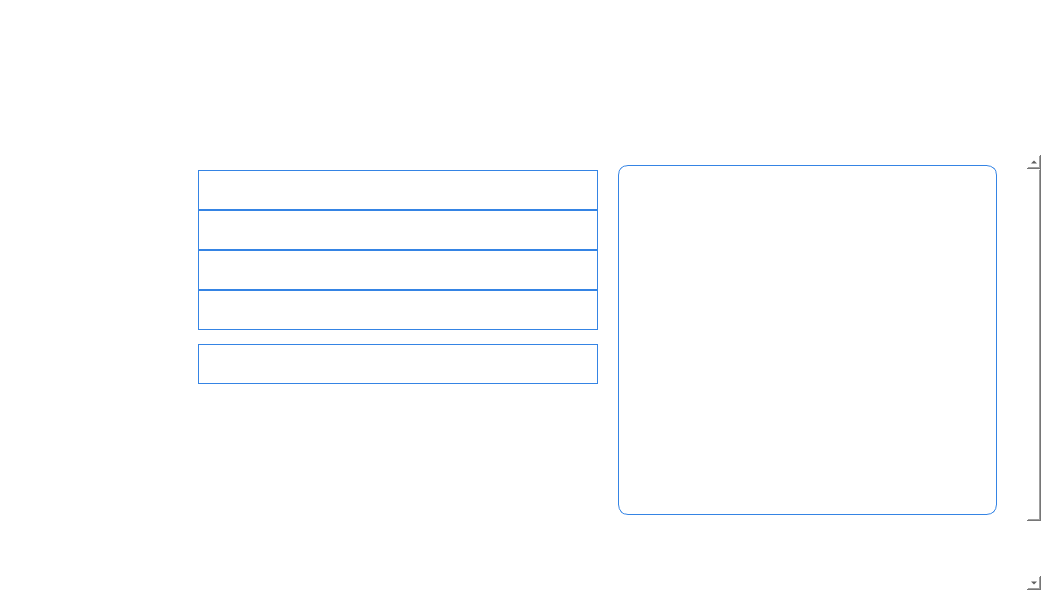
This is forms/Page_6.ui in apollo-k22/FaceAI-Product as Qt 5 draws it before an edit. The edited form follows.
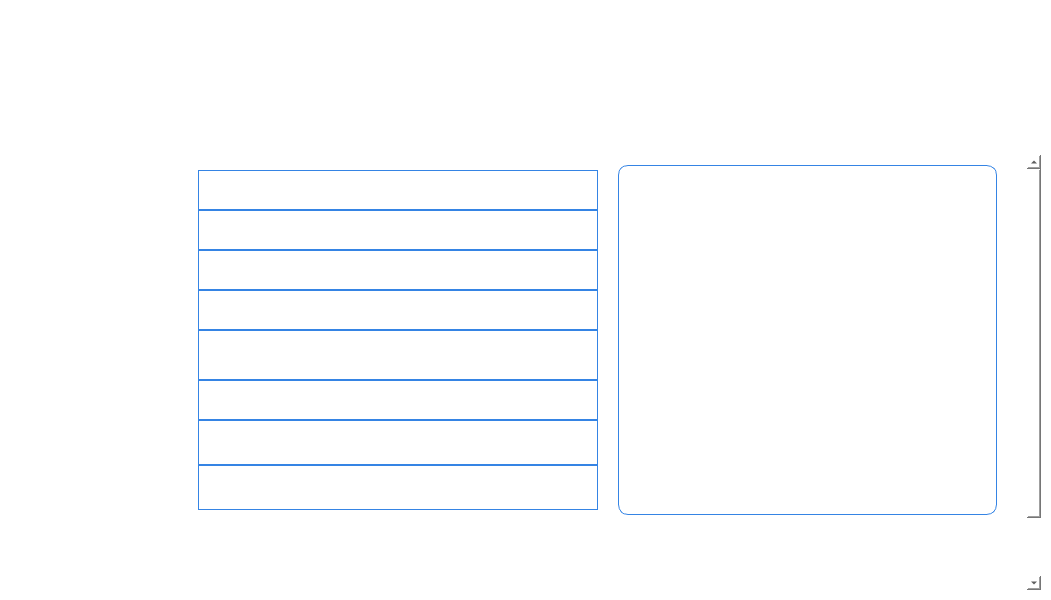
This is the edited form. Icons and pictures are not drawn.

```diff
--- a/forms/Page_6.ui
+++ b/forms/Page_6.ui
@@ -326,9 +326,9 @@
         <property name="geometry">
          <rect>
           <x>0</x>
-          <y>-17</y>
+          <y>0</y>
           <width>1012</width>
-          <height>537</height>
+          <height>587</height>
          </rect>
         </property>
         <property name="styleSheet">
@@ -371,7 +371,7 @@
               <number>0</number>
              </property>
              <property name="bottomMargin">
-              <number>10</number>
+              <number>0</number>
              </property>
              <item>
               <layout class="QHBoxLayout" name="horizontalLayout_2" stretch="0,0,1,0">
@@ -637,6 +637,9 @@
                      <property name="text">
                       <string/>
                      </property>
+                     <property name="alignment">
+                      <set>Qt::AlignLeading|Qt::AlignLeft|Qt::AlignVCenter</set>
+                     </property>
                     </widget>
                    </item>
                    <item row="7" column="0">
@@ -714,6 +717,117 @@
                      </property>
                     </widget>
                    </item>
+                   <item row="4" column="1">
+                    <widget class="QTextEdit" name="teditPS">
+                     <property name="sizePolicy">
+                      <sizepolicy hsizetype="Fixed" vsizetype="Expanding">
+                       <horstretch>0</horstretch>
+                       <verstretch>0</verstretch>
+                      </sizepolicy>
+                     </property>
+                     <property name="minimumSize">
+                      <size>
+                       <width>400</width>
+                       <height>50</height>
+                      </size>
+                     </property>
+                     <property name="maximumSize">
+                      <size>
+                       <width>400</width>
+                       <height>16777215</height>
+                      </size>
+                     </property>
+                     <property name="styleSheet">
+                      <string notr="true">background:transparent;
+border: 1px solid rgb(53, 132, 228);</string>
+                     </property>
+                     <property name="verticalScrollBarPolicy">
+                      <enum>Qt::ScrollBarAlwaysOff</enum>
+                     </property>
+                     <property name="horizontalScrollBarPolicy">
+                      <enum>Qt::ScrollBarAlwaysOff</enum>
+                     </property>
+                     <property name="sizeAdjustPolicy">
+                      <enum>QAbstractScrollArea::AdjustToContents</enum>
+                     </property>
+                     <property name="undoRedoEnabled">
+                      <bool>false</bool>
+                     </property>
+                     <property name="readOnly">
+                      <bool>true</bool>
+                     </property>
+                    </widget>
+                   </item>
+                   <item row="7" column="1">
+                    <widget class="QTextEdit" name="teditExaminerName">
+                     <property name="minimumSize">
+                      <size>
+                       <width>400</width>
+                       <height>40</height>
+                      </size>
+                     </property>
+                     <property name="maximumSize">
+                      <size>
+                       <width>400</width>
+                       <height>16777215</height>
+                      </size>
+                     </property>
+                     <property name="styleSheet">
+                      <string notr="true">background:transparent;
+border: 1px solid rgb(53, 132, 228);</string>
+                     </property>
+                     <property name="verticalScrollBarPolicy">
+                      <enum>Qt::ScrollBarAlwaysOff</enum>
+                     </property>
+                     <property name="horizontalScrollBarPolicy">
+                      <enum>Qt::ScrollBarAlwaysOff</enum>
+                     </property>
+                     <property name="sizeAdjustPolicy">
+                      <enum>QAbstractScrollArea::AdjustToContents</enum>
+                     </property>
+                     <property name="readOnly">
+                      <bool>true</bool>
+                     </property>
+                    </widget>
+                   </item>
+                   <item row="8" column="1">
+                    <widget class="QTextEdit" name="teditRemarks">
+                     <property name="sizePolicy">
+                      <sizepolicy hsizetype="Fixed" vsizetype="Expanding">
+                       <horstretch>0</horstretch>
+                       <verstretch>0</verstretch>
+                      </sizepolicy>
+                     </property>
+                     <property name="minimumSize">
+                      <size>
+                       <width>400</width>
+                       <height>40</height>
+                      </size>
+                     </property>
+                     <property name="maximumSize">
+                      <size>
+                       <width>400</width>
+                       <height>16777215</height>
+                      </size>
+                     </property>
+                     <property name="styleSheet">
+                      <string notr="true">background:transparent;
+border: 1px solid rgb(53, 132, 228);</string>
+                     </property>
+                     <property name="verticalScrollBarPolicy">
+                      <enum>Qt::ScrollBarAlwaysOff</enum>
+                     </property>
+                     <property name="horizontalScrollBarPolicy">
+                      <enum>Qt::ScrollBarAlwaysOff</enum>
+                     </property>
+                     <property name="sizeAdjustPolicy">
+                      <enum>QAbstractScrollArea::AdjustToContents</enum>
+                     </property>
+                     <property name="readOnly">
+                      <bool>true</bool>
+                     </property>
+                    </widget>
+                   </item>
                   </layout>
                  </item>
                 </layout>
@@ -849,6 +963,9 @@
                  <property name="text">
                   <string>      Facial Recognition JSON results</string>
                  </property>
+                 <property name="alignment">
+                  <set>Qt::AlignCenter</set>
+                 </property>
                 </widget>
                </item>
               </layout>
@@ -922,6 +1039,26 @@
              </item>
             </layout>
            </item>
+           <item>
+            <layout class="QHBoxLayout" name="hlyStatus">
+             <property name="spacing">
+              <number>0</number>
+             </property>
+             <property name="bottomMargin">
+              <number>0</number>
+             </property>
+             <item>
+              <widget class="QLabel" name="lblStatus">
+               <property name="styleSheet">
+                <string notr="true">background:transparent;</string>
+               </property>
+               <property name="text">
+                <string/>
+               </property>
+              </widget>
+             </item>
+            </layout>
+           </item>
           </layout>
          </item>
         </layout>
```
